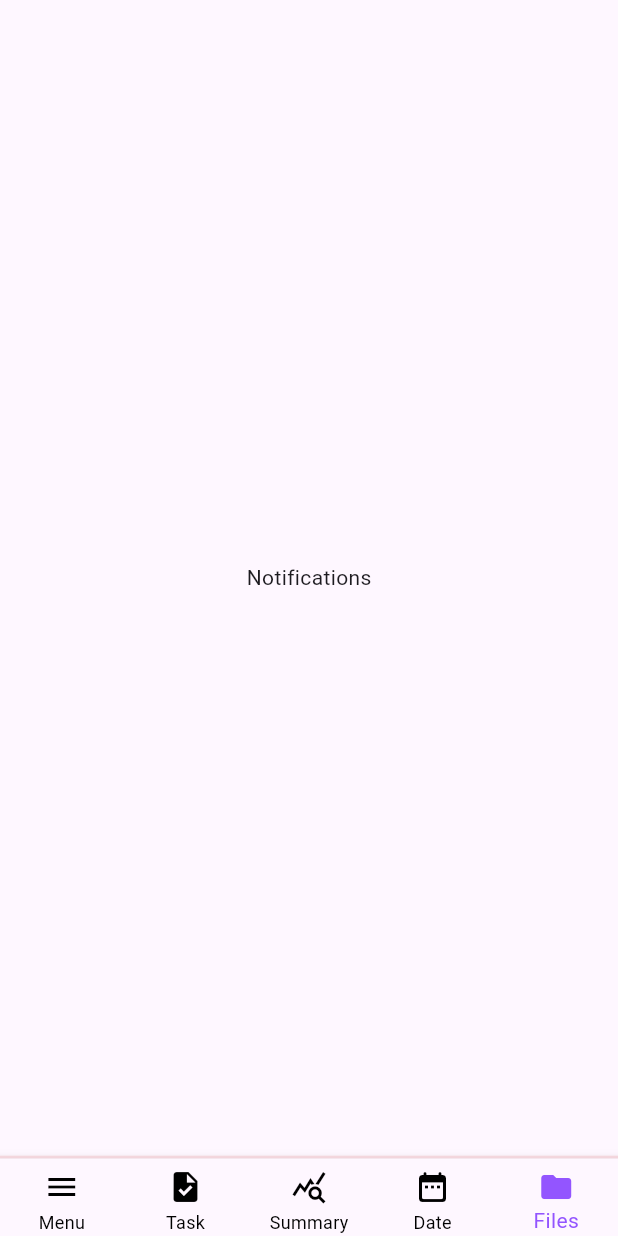
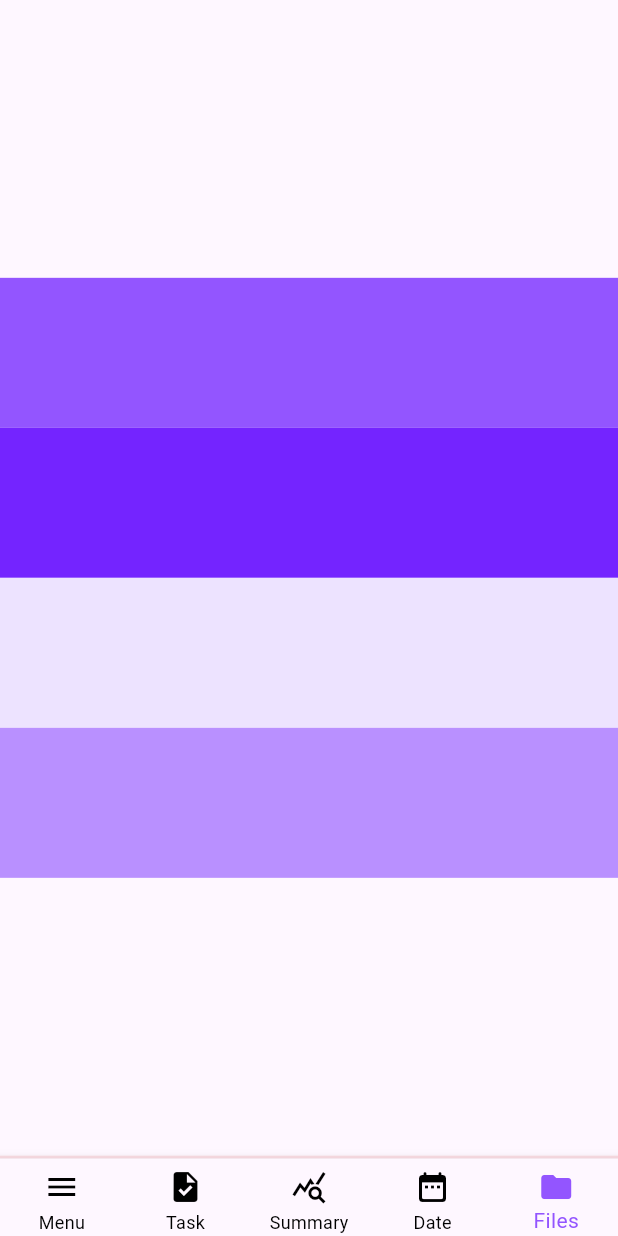
Before and after one commit to byteArrow18/App_Dev_001, a Flutter app: the screen it shows after launch, item 5 of the bottom bar chosen, on a phone screen of 412 x 824 dp. Run offline on Flutter 3.47's test engine with Material 3 defaults, Android fonts, the light colour scheme and no system bars.

Commit message:
created colour pallet

```diff
--- a/lib/ShellPage.dart
+++ b/lib/ShellPage.dart
@@ -1,5 +1,8 @@
 // ignore_for_file: file_names
 
+import 'dart:io';
+
+import 'package:app_dev_001/files/presentation/files.dart';
 import 'package:app_dev_001/summary/presentation/summary.dart';
 import 'package:app_dev_001/task/presentation/task.dart';
 import 'package:flutter/material.dart';
@@ -18,12 +21,14 @@ class _ShellPageState extends State<ShellPage> {
   @override
   Widget build(BuildContext context) {
     List<Widget> widgetList = [
-      Text('Home'),
+      Text('Menu'),
       TaskPage(),
       // Text('Task'),
       HomePage(screenHeight: widget.screenHeight, screenWidth: widget.screenWidth),
+      // Text('Home')
       Text('Date'),
-      Text('Notifications'),
+      Files(),
+      // Text('Files'),
     ];
     return SafeArea(
       child: Scaffold(
--- a/lib/common/bottomNavBar.dart
+++ b/lib/extra trail fail or changed sheet/bottomNavBar.dart
@@ -1,6 +1,6 @@
 // ignore_for_file: file_names, avoid_print
 import 'package:flutter/material.dart';
-import 'package:app_dev_001/common/bottomBarIcon.dart';
+import 'package:app_dev_001/extra%20trail%20fail%20or%20changed%20sheet/bottomBarIcon.dart';
 
 class BottomNavBar extends StatelessWidget {
   const BottomNavBar({
--- a/lib/files/presentation/files.dart
+++ b/lib/files/presentation/files.dart
@@ -0,0 +1,44 @@
+// ignore_for_file: file_names, avoid_print
+import 'package:flutter/material.dart';
+
+class Files extends StatelessWidget {
+  const Files({
+    super.key,
+  });
+
+  @override
+  Widget build(BuildContext context) {
+    return Column(
+      mainAxisAlignment: MainAxisAlignment.center,
+      children: [
+        // Container 1 with the first color
+        Container(
+          color: const Color.fromARGB(255, 147, 85, 255),
+          height: 100,  // You can adjust the height as needed
+          width: double.infinity, // Full width
+        ),
+
+        // Container 2 with the second color
+        Container(
+          color: const Color.fromARGB(255, 116, 36, 255),
+          height: 100,
+          width: double.infinity,
+        ),
+
+        // Container 3 with the third color
+        Container(
+          color: const Color.fromARGB(255, 237, 227, 255),
+          height: 100,
+          width: double.infinity,
+        ),
+
+        // Container 4 with the fourth color
+        Container(
+          color: const Color.fromARGB(255, 185, 144, 255),
+          height: 100,
+          width: double.infinity,
+        ),
+      ],
+    );
+  }
+}
--- a/lib/task/presentation/task.dart
+++ b/lib/task/presentation/task.dart
@@ -27,7 +27,5 @@ class _TaskePageState extends State<TaskPage> {
         floatingActionButton: addTaskButton(),
       ),
     );
-    // TODO: implement build
-    // throw UnimplementedError();
   }
 }
```
Also changed, not shown: lib/extra trail fail or changed sheet/bottomBarIcon.dart (renamed from lib/common/bottomBarIcon.dart).
